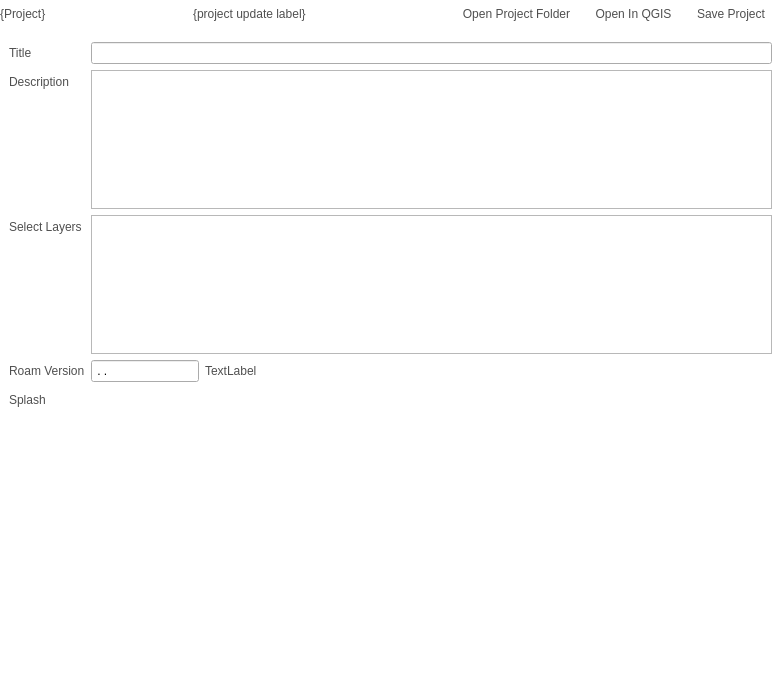
The window that src/configmanager/ui/ui_projectwidget.ui (roam-qgis/Roam) describes before a commit, drawn with Qt 5.
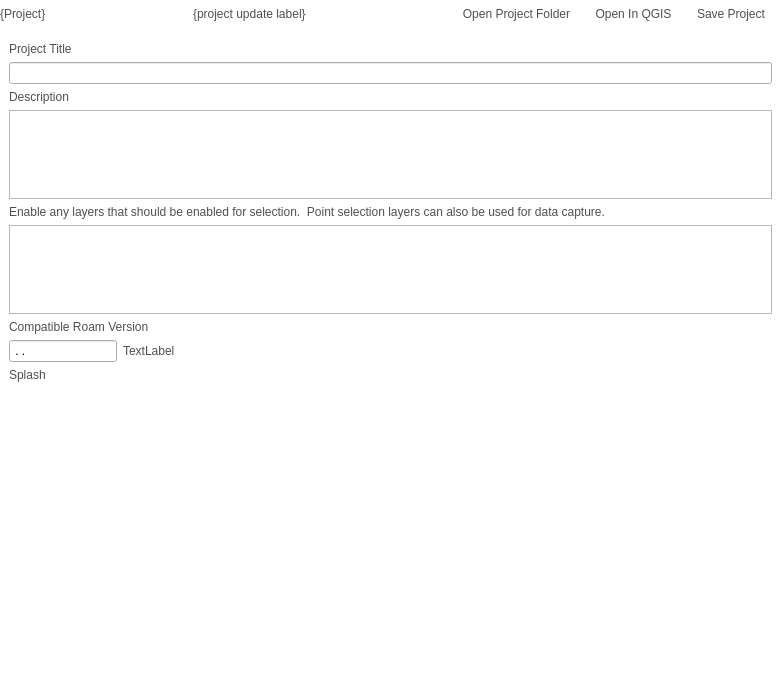
The same window after the commit. The open tabs and pages were chosen to show the change. Icons and pictures are not drawn. Custom widgets are drawn as their Qt base class.

Commit message: Config Manager: UI tweaks

What changed in the file:
```diff
--- a/src/configmanager/ui/ui_projectwidget.ui
+++ b/src/configmanager/ui/ui_projectwidget.ui
@@ -102,38 +102,14 @@
       <number>1</number>
      </property>
      <widget class="QWidget" name="project_info_page">
-      <layout class="QFormLayout" name="formLayout">
-       <property name="fieldGrowthPolicy">
-        <enum>QFormLayout::AllNonFixedFieldsGrow</enum>
-       </property>
-       <item row="0" column="0">
-        <widget class="QLabel" name="label_2">
-         <property name="text">
-          <string>Title</string>
-         </property>
-        </widget>
-       </item>
-       <item row="0" column="1">
+      <layout class="QGridLayout" name="gridLayout_11">
+       <item row="1" column="0" colspan="2">
         <widget class="QLineEdit" name="titleText"/>
        </item>
-       <item row="1" column="0">
-        <widget class="QLabel" name="label_3">
-         <property name="text">
-          <string>Description</string>
-         </property>
-        </widget>
-       </item>
-       <item row="1" column="1">
+       <item row="3" column="0" colspan="2">
         <widget class="QPlainTextEdit" name="descriptionText"/>
        </item>
-       <item row="2" column="0">
-        <widget class="QLabel" name="selectLayersLabel">
-         <property name="text">
-          <string>Select Layers</string>
-         </property>
-        </widget>
-       </item>
-       <item row="2" column="1">
+       <item row="5" column="0" colspan="2">
         <widget class="QListView" name="selectLayers">
          <property name="editTriggers">
           <set>QAbstractItemView::NoEditTriggers</set>
@@ -146,14 +122,7 @@
          </property>
         </widget>
        </item>
-       <item row="3" column="0">
-        <widget class="QLabel" name="label_9">
-         <property name="text">
-          <string>Roam Version</string>
-         </property>
-        </widget>
-       </item>
-       <item row="3" column="1">
+       <item row="7" column="0" colspan="2">
         <layout class="QHBoxLayout" name="horizontalLayout_3">
          <item>
           <widget class="QLineEdit" name="versionText">
@@ -177,14 +146,7 @@
          </item>
         </layout>
        </item>
-       <item row="4" column="0">
-        <widget class="QLabel" name="label_14">
-         <property name="text">
-          <string>Splash</string>
-         </property>
-        </widget>
-       </item>
-       <item row="4" column="1">
+       <item row="9" column="0" colspan="2">
         <layout class="QHBoxLayout" name="horizontalLayout_6">
          <item>
           <widget class="QLabel" name="splashlabel">
@@ -229,6 +191,41 @@
          </item>
         </layout>
        </item>
+       <item row="0" column="0">
+        <widget class="QLabel" name="label_2">
+         <property name="text">
+          <string>Project Title</string>
+         </property>
+        </widget>
+       </item>
+       <item row="2" column="0">
+        <widget class="QLabel" name="label_3">
+         <property name="text">
+          <string>Description</string>
+         </property>
+        </widget>
+       </item>
+       <item row="8" column="0">
+        <widget class="QLabel" name="label_14">
+         <property name="text">
+          <string>Splash</string>
+         </property>
+        </widget>
+       </item>
+       <item row="6" column="0">
+        <widget class="QLabel" name="label_9">
+         <property name="text">
+          <string>Compatible Roam Version</string>
+         </property>
+        </widget>
+       </item>
+       <item row="4" column="0">
+        <widget class="QLabel" name="selectLayersLabel">
+         <property name="text">
+          <string>Enable any layers that should be enabled for selection.  Point selection layers can also be used for data capture.</string>
+         </property>
+        </widget>
+       </item>
       </layout>
      </widget>
      <widget class="QWidget" name="form_config_page">
```
Left out of the diff: 40 changed lines with no effect on the pictures.
